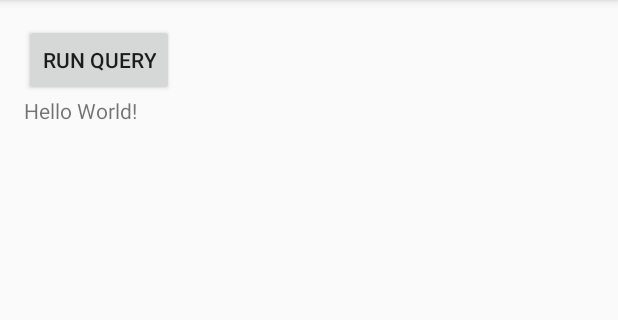
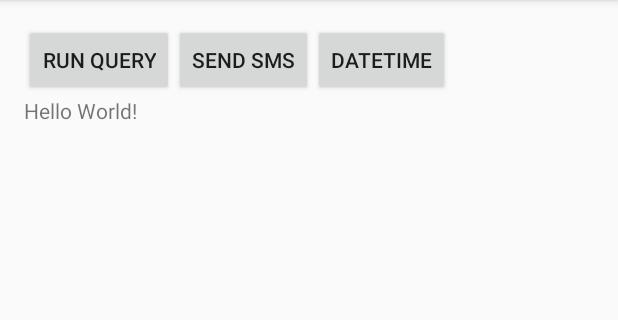
Before and after one commit to santigallego9/Oculytics, an Android app: the screen it shows after launch (MainActivity), on a phone screen of 412 x 824 dp, the part 84-404 px from its top. Run offline under Robolectric (Android 15) with nearby library versions, the phone set to English and light mode, and no system bars.

Commit message:
added datetime button

```diff
--- a/app/src/main/res/layout/activity_main.xml
+++ b/app/src/main/res/layout/activity_main.xml
@@ -20,11 +20,29 @@
             android:paddingTop="@dimen/activity_vertical_margin"
             android:paddingBottom="@dimen/activity_vertical_margin">
 
-            <Button
-                android:layout_width="wrap_content"
-                android:layout_height="wrap_content"
-                android:text="Run Query"
-                android:onClick="getCount"/>
+            <LinearLayout
+                android:layout_width="match_parent"
+                android:layout_height="match_parent">
+
+                <Button
+                    android:layout_width="wrap_content"
+                    android:layout_height="wrap_content"
+                    android:text="Run Query"
+                    android:onClick="getCount"/>
+
+                <Button
+                    android:layout_width="wrap_content"
+                    android:layout_height="wrap_content"
+                    android:text="Send SMS"
+                    android:onClick="sendText"/>
+
+                <Button
+                    android:layout_width="wrap_content"
+                    android:layout_height="wrap_content"
+                    android:text="DateTime"
+                    android:onClick="datetimeClick"/>
+
+            </LinearLayout>
 
             <TextView
                 android:id="@+id/query_text"
```
